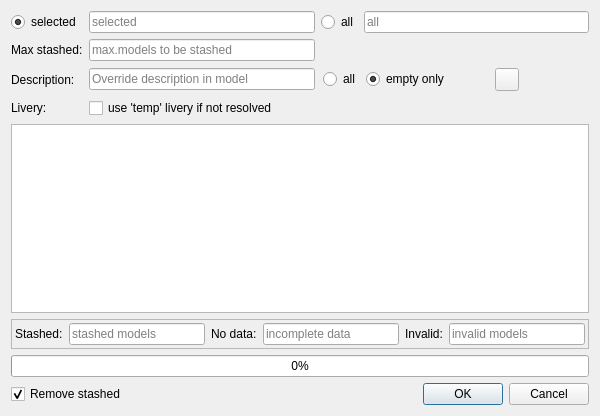
swift-project/pilotclient, file src/blackgui/components/dbautostashingcomponent.ui: the form before one commit.
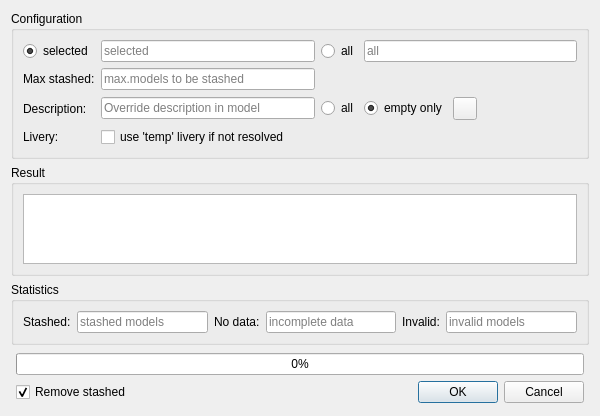
The form after the commit. Icons and pictures are not drawn. Custom widgets are drawn as their Qt base class.

Commit message: Auto stash UI adjustments

```diff
--- a/src/blackgui/components/dbautostashingcomponent.ui
+++ b/src/blackgui/components/dbautostashingcomponent.ui
@@ -21,7 +21,35 @@
   </property>
   <layout class="QVBoxLayout" name="vl_AutoStashing">
    <item>
-    <layout class="QGridLayout" name="gl_AutoStashing">
+    <widget class="QGroupBox" name="gb_Configuration">
+     <property name="title">
+      <string>Configuration</string>
+     </property>
+     <layout class="QGridLayout" name="gl_Configuration">
+      <item row="0" column="3">
+       <widget class="QLineEdit" name="le_All">
+        <property name="readOnly">
+         <bool>true</bool>
+        </property>
+        <property name="placeholderText">
+         <string>all</string>
+        </property>
+       </widget>
+      </item>
+      <item row="0" column="2">
+       <widget class="QRadioButton" name="rb_All">
+        <property name="text">
+         <string>all</string>
+        </property>
+       </widget>
+      </item>
+      <item row="1" column="1">
+       <widget class="QLineEdit" name="le_MaxModelsStashed">
+        <property name="placeholderText">
+         <string>max.models to be stashed</string>
+        </property>
+       </widget>
+      </item>
      <item row="2" column="0">
       <widget class="QLabel" name="lbl_Description">
        <property name="text">
@@ -29,40 +57,17 @@
        </property>
       </widget>
      </item>
-     <item row="5" column="0" colspan="4">
-      <widget class="BlackGui::Views::CStatusMessageView" name="tvp_StatusMessages">
-       <property name="selectionMode">
-        <enum>QAbstractItemView::NoSelection</enum>
-       </property>
-       <attribute name="verticalHeaderVisible">
-        <bool>false</bool>
-       </attribute>
-      </widget>
-     </item>
-     <item row="0" column="2">
-      <widget class="QRadioButton" name="rb_All">
+      <item row="3" column="0">
+       <widget class="QLabel" name="lbl_Livery">
        <property name="text">
-        <string>all</string>
+         <string>Livery:</string>
        </property>
       </widget>
      </item>
-     <item row="8" column="2" colspan="2">
-      <widget class="QDialogButtonBox" name="bb_AutoStashing">
-       <property name="orientation">
-        <enum>Qt::Horizontal</enum>
-       </property>
-       <property name="standardButtons">
-        <set>QDialogButtonBox::Cancel|QDialogButtonBox::Ok</set>
-       </property>
-      </widget>
-     </item>
-     <item row="0" column="1">
-      <widget class="QLineEdit" name="le_Selected">
-       <property name="readOnly">
-        <bool>true</bool>
-       </property>
-       <property name="placeholderText">
-        <string>selected</string>
+      <item row="3" column="1">
+       <widget class="QCheckBox" name="cb_UseTempLivery">
+        <property name="text">
+         <string>use 'temp' livery if not resolved</string>
        </property>
       </widget>
      </item>
@@ -76,91 +81,6 @@
        </property>
       </widget>
      </item>
-     <item row="6" column="0" colspan="4">
-      <widget class="QFrame" name="fr_Statistics">
-       <property name="frameShape">
-        <enum>QFrame::StyledPanel</enum>
-       </property>
-       <property name="frameShadow">
-        <enum>QFrame::Raised</enum>
-       </property>
-       <layout class="QHBoxLayout" name="hl_Statistics">
-        <property name="leftMargin">
-         <number>3</number>
-        </property>
-        <property name="topMargin">
-         <number>3</number>
-        </property>
-        <property name="rightMargin">
-         <number>3</number>
-        </property>
-        <property name="bottomMargin">
-         <number>3</number>
-        </property>
-        <item>
-         <widget class="QLabel" name="lbl_Stashed">
-          <property name="text">
-           <string>Stashed:</string>
-          </property>
-         </widget>
-        </item>
-        <item>
-         <widget class="QLineEdit" name="le_Stashed">
-          <property name="dragEnabled">
-           <bool>true</bool>
-          </property>
-          <property name="readOnly">
-           <bool>true</bool>
-          </property>
-          <property name="placeholderText">
-           <string>stashed models</string>
-          </property>
-         </widget>
-        </item>
-        <item>
-         <widget class="QLabel" name="lbl_NoData">
-          <property name="text">
-           <string>No data:</string>
-          </property>
-         </widget>
-        </item>
-        <item>
-         <widget class="QLineEdit" name="le_NoData">
-          <property name="readOnly">
-           <bool>true</bool>
-          </property>
-          <property name="placeholderText">
-           <string>incomplete data</string>
-          </property>
-         </widget>
-        </item>
-        <item>
-         <widget class="QLabel" name="lbl_Invalid">
-          <property name="text">
-           <string>Invalid:</string>
-          </property>
-         </widget>
-        </item>
-        <item>
-         <widget class="QLineEdit" name="le_ValidationFailed">
-          <property name="readOnly">
-           <bool>true</bool>
-          </property>
-          <property name="placeholderText">
-           <string>invalid models</string>
-          </property>
-         </widget>
-        </item>
-       </layout>
-      </widget>
-     </item>
-     <item row="7" column="0" colspan="4">
-      <widget class="QProgressBar" name="pb_StashingProgress">
-       <property name="value">
-        <number>0</number>
-       </property>
-      </widget>
-     </item>
      <item row="1" column="0">
       <widget class="QLabel" name="lbl_Max">
        <property name="text">
@@ -168,40 +88,6 @@
        </property>
       </widget>
      </item>
-     <item row="0" column="3">
-      <widget class="QLineEdit" name="le_All">
-       <property name="readOnly">
-        <bool>true</bool>
-       </property>
-       <property name="placeholderText">
-        <string>all</string>
-       </property>
-      </widget>
-     </item>
-     <item row="8" column="0" colspan="2" alignment="Qt::AlignLeft">
-      <widget class="QCheckBox" name="cb_RemovedChecked">
-       <property name="text">
-        <string>Remove stashed</string>
-       </property>
-       <property name="checked">
-        <bool>true</bool>
-       </property>
-      </widget>
-     </item>
-     <item row="3" column="0">
-      <widget class="QLabel" name="lbl_Livery">
-       <property name="text">
-        <string>Livery:</string>
-       </property>
-      </widget>
-     </item>
-     <item row="1" column="1">
-      <widget class="QLineEdit" name="le_MaxModelsStashed">
-       <property name="placeholderText">
-        <string>max.models to be stashed</string>
-       </property>
-      </widget>
-     </item>
      <item row="2" column="1">
       <widget class="QLineEdit" name="le_Description">
        <property name="maxLength">
@@ -212,24 +98,27 @@
        </property>
       </widget>
      </item>
-     <item row="3" column="1" colspan="3">
-      <widget class="QCheckBox" name="cb_UseTempLivery">
-       <property name="text">
-        <string>use 'temp' livery if not resolved</string>
+      <item row="0" column="1">
+       <widget class="QLineEdit" name="le_Selected">
+        <property name="readOnly">
+         <bool>true</bool>
+        </property>
+        <property name="placeholderText">
+         <string>selected</string>
        </property>
       </widget>
      </item>
-     <item row="2" column="2" colspan="2" alignment="Qt::AlignLeft">
+      <item row="2" column="2" colspan="2">
       <widget class="QWidget" name="wi_DescriptionRadioButtons" native="true">
        <layout class="QHBoxLayout" name="hl_DescriptionButtons">
         <property name="leftMargin">
-         <number>2</number>
+          <number>0</number>
         </property>
         <property name="topMargin">
          <number>1</number>
         </property>
         <property name="rightMargin">
-         <number>2</number>
+          <number>0</number>
         </property>
         <property name="bottomMargin">
          <number>1</number>
@@ -254,6 +143,17 @@
           </property>
          </widget>
         </item>
+         <item>
+          <widget class="QToolButton" name="tb_ResetDescription">
+           <property name="toolTip">
+            <string>reset description</string>
+           </property>
+           <property name="icon">
+            <iconset resource="../../blackmisc/blackmisc.qrc">
+             <normaloff>:/diagona/icons/diagona/icons/cross-white.png</normaloff>:/diagona/icons/diagona/icons/cross-white.png</iconset>
+           </property>
+          </widget>
+         </item>
         <item>
          <spacer name="hs_ResetDescription">
           <property name="orientation">
@@ -267,18 +167,133 @@
           </property>
          </spacer>
         </item>
-        <item alignment="Qt::AlignRight">
-         <widget class="QToolButton" name="tb_ResetDescription">
-          <property name="toolTip">
-           <string>reset description</string>
-          </property>
-          <property name="icon">
-           <iconset resource="../../blackmisc/blackmisc.qrc">
-            <normaloff>:/diagona/icons/diagona/icons/cross-white.png</normaloff>:/diagona/icons/diagona/icons/cross-white.png</iconset>
-          </property>
+        </layout>
+       </widget>
+      </item>
+     </layout>
+    </widget>
+   </item>
+   <item>
+    <widget class="QGroupBox" name="gb_Result">
+     <property name="title">
+      <string>Result</string>
+     </property>
+     <layout class="QHBoxLayout" name="hl_Result">
+      <item>
+       <widget class="BlackGui::Views::CStatusMessageView" name="tvp_StatusMessages">
+        <property name="selectionMode">
+         <enum>QAbstractItemView::NoSelection</enum>
+        </property>
+        <attribute name="verticalHeaderVisible">
+         <bool>false</bool>
+        </attribute>
          </widget>
         </item>
        </layout>
+    </widget>
+   </item>
+   <item>
+    <widget class="QGroupBox" name="gb_Statistics">
+     <property name="title">
+      <string>Statistics</string>
+     </property>
+     <layout class="QHBoxLayout" name="hl_Statistics">
+      <item>
+       <widget class="QLabel" name="lbl_Stashed">
+        <property name="text">
+         <string>Stashed:</string>
+        </property>
+       </widget>
+      </item>
+      <item>
+       <widget class="QLineEdit" name="le_Stashed">
+        <property name="dragEnabled">
+         <bool>true</bool>
+        </property>
+        <property name="readOnly">
+         <bool>true</bool>
+        </property>
+        <property name="placeholderText">
+         <string>stashed models</string>
+        </property>
+       </widget>
+      </item>
+      <item>
+       <widget class="QLabel" name="lbl_NoData">
+        <property name="text">
+         <string>No data:</string>
+        </property>
+       </widget>
+      </item>
+      <item>
+       <widget class="QLineEdit" name="le_NoData">
+        <property name="readOnly">
+         <bool>true</bool>
+        </property>
+        <property name="placeholderText">
+         <string>incomplete data</string>
+        </property>
+       </widget>
+      </item>
+      <item>
+       <widget class="QLabel" name="lbl_Invalid">
+        <property name="text">
+         <string>Invalid:</string>
+        </property>
+       </widget>
+      </item>
+      <item>
+       <widget class="QLineEdit" name="le_ValidationFailed">
+        <property name="readOnly">
+         <bool>true</bool>
+        </property>
+        <property name="placeholderText">
+         <string>invalid models</string>
+        </property>
+       </widget>
+      </item>
+     </layout>
+    </widget>
+   </item>
+   <item>
+    <layout class="QGridLayout" name="gl_AutoStashing">
+     <property name="leftMargin">
+      <number>5</number>
+     </property>
+     <property name="topMargin">
+      <number>2</number>
+     </property>
+     <property name="rightMargin">
+      <number>5</number>
+     </property>
+     <property name="bottomMargin">
+      <number>2</number>
+     </property>
+     <item row="1" column="2" colspan="2">
+      <widget class="QDialogButtonBox" name="bb_AutoStashing">
+       <property name="orientation">
+        <enum>Qt::Horizontal</enum>
+       </property>
+       <property name="standardButtons">
+        <set>QDialogButtonBox::Cancel|QDialogButtonBox::Ok</set>
+       </property>
+      </widget>
+     </item>
+     <item row="0" column="0" colspan="4">
+      <widget class="QProgressBar" name="pb_StashingProgress">
+       <property name="value">
+        <number>0</number>
+       </property>
+      </widget>
+     </item>
+     <item row="1" column="0" colspan="2" alignment="Qt::AlignLeft">
+      <widget class="QCheckBox" name="cb_RemovedChecked">
+       <property name="text">
+        <string>Remove stashed</string>
+       </property>
+       <property name="checked">
+        <bool>true</bool>
+       </property>
       </widget>
      </item>
     </layout>
```
Left out of the diff: 8 changed lines with no effect on the pictures. Lines whose indentation alone changed are shown as unchanged.
